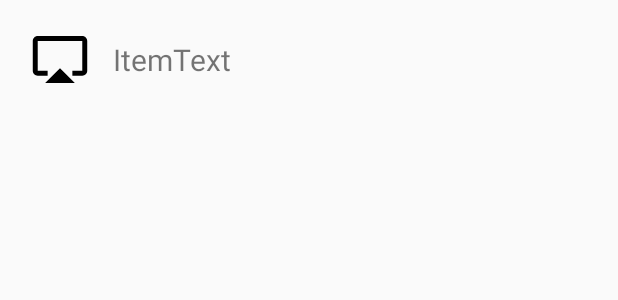
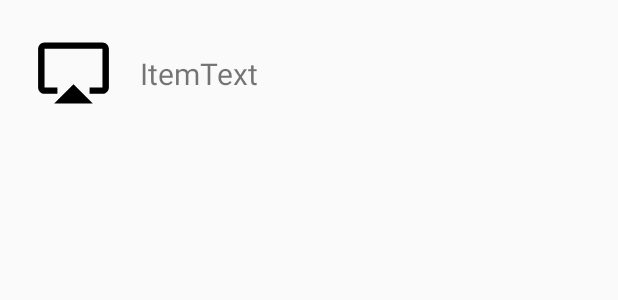
Before and after one commit to Radmir2015/AndroidLabs, an Android app: the layout list_item.xml on its own in the app's theme, with its tools: preview values and no code run, on a phone screen of 412 x 824 dp. Shown: the top 300 px of the screen. Run offline under Robolectric (Android 15) with nearby library versions, the light colour scheme and no system bars.

Commit message:
trying to find right spacing for words' fit

```diff
--- a/lab1/app/src/main/java/com/example/lab1/ItemsAdapter.kt
+++ b/lab1/app/src/main/java/com/example/lab1/ItemsAdapter.kt
@@ -37,7 +37,7 @@ class ItemsAdapter(private var activity: Activity, numberQuantity: Int = 1000000
 
         viewHolder.txtName?.setTextColor(ContextCompat.getColor(activity, if (position % 2 == 0) R.color.lightColor else R.color.darkColor))
 
-        viewHolder.txtName?.text = NumberToText.convertToText(position + 1)
+        viewHolder.txtName?.text = NumberToText.convertToText(1000000 - (position + 1)) + "${1000000 - (position + 1)}"
 
         return view as View
     }
--- a/lab1/app/src/main/res/layout/list_item.xml
+++ b/lab1/app/src/main/res/layout/list_item.xml
@@ -7,8 +7,8 @@
 
     <ImageView android:id="@+id/itemImage"
                android:contentDescription="@string/list_item_img_descr"
-               android:layout_height="60dp"
-               android:layout_width="60sp"
+               android:layout_height="78dp"
+               android:layout_width="78dp"
                android:layout_gravity="center"
                android:src="@drawable/image1">
     </ImageView>
```
